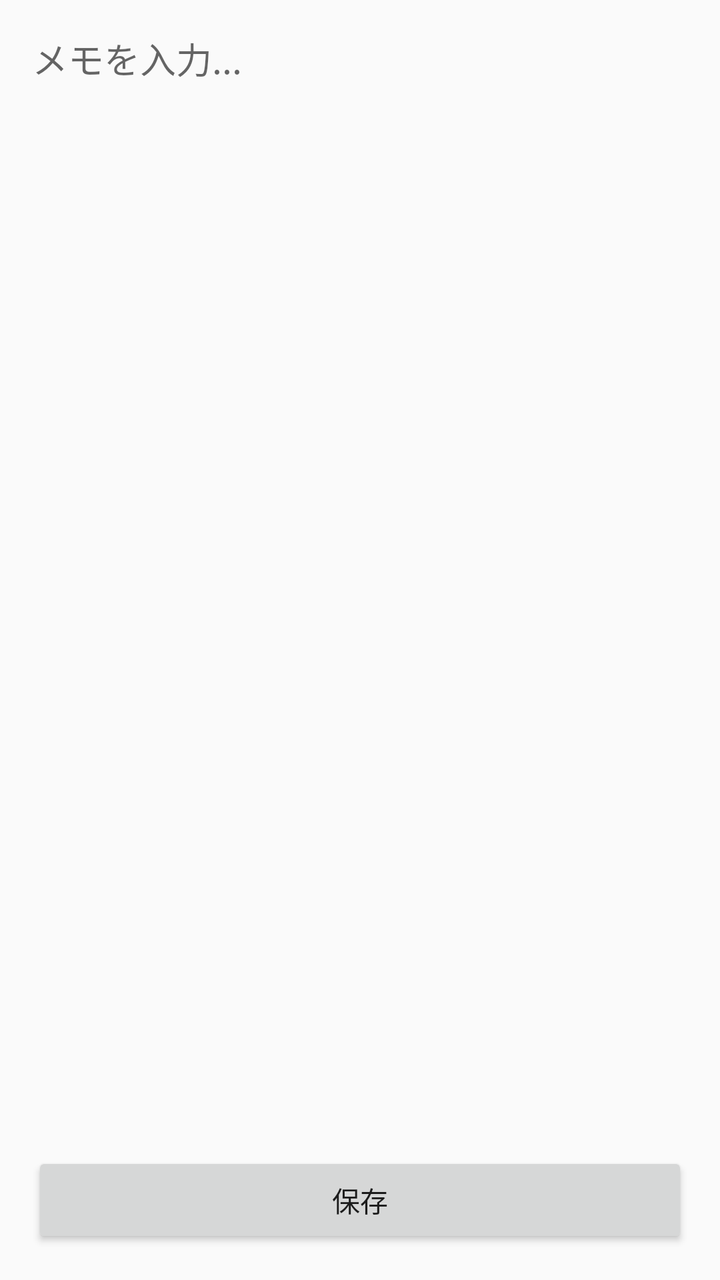
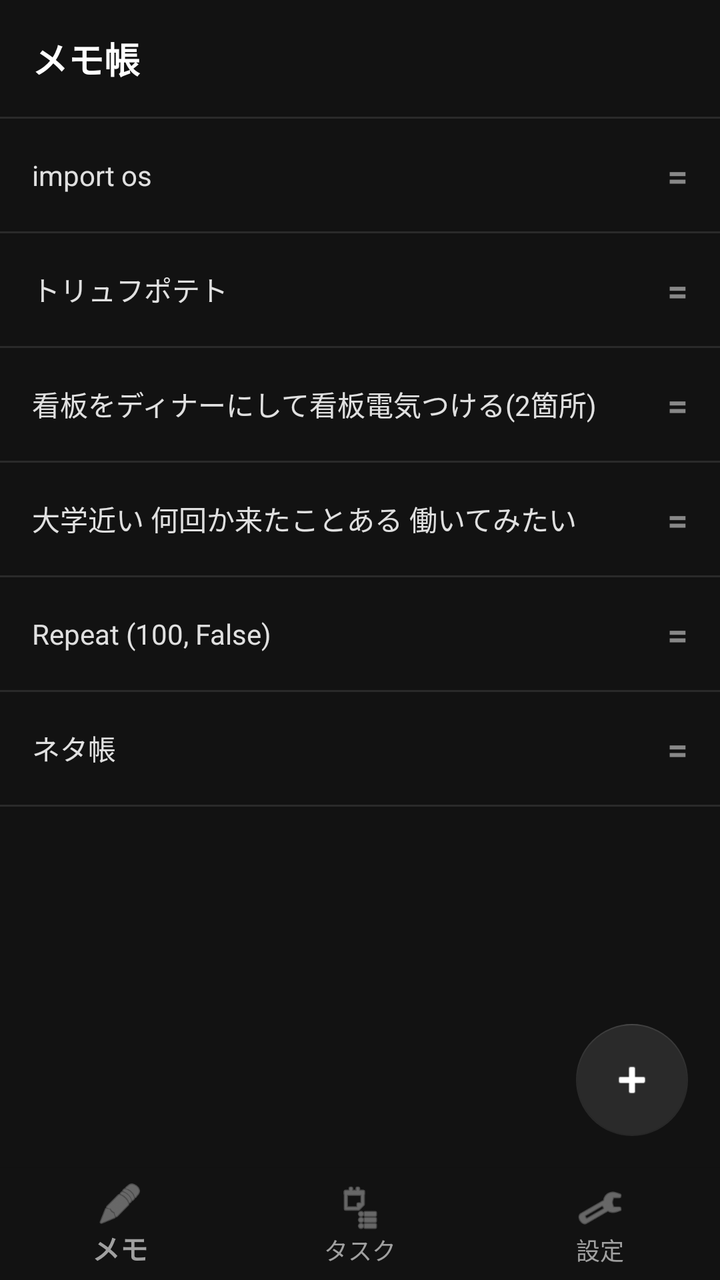

Two renders of the same Android screen: before a commit and after it. Below are the layout's source before the change and the commit's diff.
<!-- AndroidManifest.xml: application theme Theme.AppCompat.Light.NoActionBar -->
<!-- res/layout/activity_main.xml -->
<?xml version="1.0" encoding="utf-8"?>
<LinearLayout xmlns:android="http://schemas.android.com/apk/res/android"
    android:layout_width="match_parent"
    android:layout_height="match_parent"
    android:orientation="vertical"
    android:padding="16dp">

    <EditText
        android:id="@+id/memoEditText"
        android:layout_width="match_parent"
        android:layout_height="0dp"
        android:layout_weight="1"
        android:gravity="top"
        android:hint="メモを入力..."
        android:background="@null"
        android:inputType="textMultiLine" />

    <Button
        android:id="@+id/saveButton"
        android:layout_width="match_parent"
        android:layout_height="wrap_content"
        android:text="保存" />

</LinearLayout>
<!-- resources referenced by this layout -->
<resources>

</resources>

<!-- the commit's change to res/layout/activity_main.xml (unified diff, before → after) -->
@@ -1,24 +1,204 @@
 <?xml version="1.0" encoding="utf-8"?>
-<LinearLayout xmlns:android="http://schemas.android.com/apk/res/android"
+<RelativeLayout xmlns:android="http://schemas.android.com/apk/res/android"
+    xmlns:app="http://schemas.android.com/apk/res-auto"
     android:layout_width="match_parent"
     android:layout_height="match_parent"
-    android:orientation="vertical"
-    android:padding="16dp">
-
-    <EditText
-        android:id="@+id/memoEditText"
-        android:layout_width="match_parent"
-        android:layout_height="0dp"
-        android:layout_weight="1"
-        android:gravity="top"
-        android:hint="メモを入力..."
-        android:background="@null"
-        android:inputType="textMultiLine" />
-
-    <Button
-        android:id="@+id/saveButton"
+    android:background="#121212">
+
+    
+    <TextView
+        android:id="@+id/headerTitle"
         android:layout_width="match_parent"
         android:layout_height="wrap_content"
-        android:text="保存" />
-
-</LinearLayout>
+        android:text="メモ帳"
+        android:textColor="#FFFFFF"
+        android:textSize="18sp"
+        android:textStyle="bold"
+        android:padding="16dp"
+        android:layout_alignParentTop="true" />
+
+    
+    <com.google.android.material.bottomnavigation.BottomNavigationView
+        android:id="@+id/bottomNavigation"
+        android:layout_width="match_parent"
+        android:layout_height="wrap_content"
+        android:layout_alignParentBottom="true"
+        android:background="#121212"
+        app:itemIconTint="#A0A0A0"
+        app:itemTextColor="#A0A0A0"
+        app:menu="@menu/menu_bottom_nav" />
+
+    
+    <com.google.android.material.floatingactionbutton.FloatingActionButton
+        android:id="@+id/fabAdd"
+        android:layout_width="wrap_content"
+        android:layout_height="wrap_content"
+        android:layout_above="@id/bottomNavigation"
+        android:layout_alignParentEnd="true"
+        android:layout_margin="16dp"
+        android:src="@android:drawable/ic_input_add"
+        app:backgroundTint="#2A2A2A"
+        app:tint="#FFFFFF"
+        app:elevation="0dp" />
+
+    
+    <ScrollView
+        android:layout_width="match_parent"
+        android:layout_height="match_parent"
+        android:layout_below="@id/headerTitle"
+        android:layout_above="@id/bottomNavigation">
+
+        <LinearLayout
+            android:layout_width="match_parent"
+            android:layout_height="wrap_content"
+            android:orientation="vertical">
+
+            <View android:layout_width="match_parent" android:layout_height="1dp" android:background="#2A2A2A" />
+
+            
+            <LinearLayout
+                android:layout_width="match_parent"
+                android:layout_height="wrap_content"
+                android:orientation="horizontal"
+                android:padding="16dp"
+                android:gravity="center_vertical">
+                <TextView
+                    android:layout_width="0dp"
+                    android:layout_weight="1"
+                    android:layout_height="wrap_content"
+                    android:text="import os"
+                    android:textColor="#E0E0E0"
+                    android:textSize="14sp" />
+                <TextView
+                    android:layout_width="wrap_content"
+                    android:layout_height="wrap_content"
+                    android:text="="
+                    android:textColor="#888888"
+                    android:textSize="18sp"
+                    android:textStyle="bold" />
+            </LinearLayout>
+            <View android:layout_width="match_parent" android:layout_height="1dp" android:background="#2A2A2A" />
+
+            
+            <LinearLayout
+                android:layout_width="match_parent"
+                android:layout_height="wrap_content"
+                android:orientation="horizontal"
+                android:padding="16dp"
+                android:gravity="center_vertical">
+                <TextView
+                    android:layout_width="0dp"
+                    android:layout_weight="1"
+                    android:layout_height="wrap_content"
+                    android:text="トリュフポテト"
+                    android:textColor="#E0E0E0"
+                    android:textSize="14sp" />
+                <TextView
+                    android:layout_width="wrap_content"
+                    android:layout_height="wrap_content"
+                    android:text="="
+                    android:textColor="#888888"
+                    android:textSize="18sp"
+                    android:textStyle="bold" />
+            </LinearLayout>
+            <View android:layout_width="match_parent" android:layout_height="1dp" android:background="#2A2A2A" />
+
+            
+            <LinearLayout
+                android:layout_width="match_parent"
+                android:layout_height="wrap_content"
+                android:orientation="horizontal"
+                android:padding="16dp"
+                android:gravity="center_vertical">
+                <TextView
+                    android:layout_width="0dp"
+                    android:layout_weight="1"
+                    android:layout_height="wrap_content"
+                    android:text="看板をディナーにして看板電気つける(2箇所)"
+                    android:textColor="#E0E0E0"
+                    android:textSize="14sp" />
+                <TextView
+                    android:layout_width="wrap_content"
+                    android:layout_height="wrap_content"
+                    android:text="="
+                    android:textColor="#888888"
+                    android:textSize="18sp"
+                    android:textStyle="bold" />
+            </LinearLayout>
+            <View android:layout_width="match_parent" android:layout_height="1dp" android:background="#2A2A2A" />
+
+            
+            <LinearLayout
+                android:layout_width="match_parent"
+                android:layout_height="wrap_content"
+                android:orientation="horizontal"
+                android:padding="16dp"
+                android:gravity="center_vertical">
+                <TextView
+                    android:layout_width="0dp"
+                    android:layout_weight="1"
+                    android:layout_height="wrap_content"
+                    android:text="大学近い 何回か来たことある 働いてみたい"
+                    android:textColor="#E0E0E0"
+                    android:textSize="14sp" />
+                <TextView
+                    android:layout_width="wrap_content"
+                    android:layout_height="wrap_content"
+                    android:text="="
+                    android:textColor="#888888"
+                    android:textSize="18sp"
+                    android:textStyle="bold" />
+            </LinearLayout>
+            <View android:layout_width="match_parent" android:layout_height="1dp" android:background="#2A2A2A" />
+
+            
+            <LinearLayout
+                android:layout_width="match_parent"
+                android:layout_height="wrap_content"
+                android:orientation="horizontal"
+                android:padding="16dp"
+                android:gravity="center_vertical">
+                <TextView
+                    android:layout_width="0dp"
+                    android:layout_weight="1"
+                    android:layout_height="wrap_content"
+                    android:text="Repeat (100, False)"
+                    android:textColor="#E0E0E0"
+                    android:textSize="14sp" />
+                <TextView
+                    android:layout_width="wrap_content"
+                    android:layout_height="wrap_content"
+                    android:text="="
+                    android:textColor="#888888"
+                    android:textSize="18sp"
+                    android:textStyle="bold" />
+            </LinearLayout>
+            <View android:layout_width="match_parent" android:layout_height="1dp" android:background="#2A2A2A" />
+
+            
+            <LinearLayout
+                android:layout_width="match_parent"
+                android:layout_height="wrap_content"
+                android:orientation="horizontal"
+                android:padding="16dp"
+                android:gravity="center_vertical">
+                <TextView
+                    android:layout_width="0dp"
+                    android:layout_weight="1"
+                    android:layout_height="wrap_content"
+                    android:text="ネタ帳"
+                    android:textColor="#E0E0E0"
+                    android:textSize="14sp" />
+                <TextView
+                    android:layout_width="wrap_content"
+                    android:layout_height="wrap_content"
+                    android:text="="
+                    android:textColor="#888888"
+                    android:textSize="18sp"
+                    android:textStyle="bold" />
+            </LinearLayout>
+            <View android:layout_width="match_parent" android:layout_height="1dp" android:background="#2A2A2A" />
+
+        </LinearLayout>
+    </ScrollView>
+</RelativeLayout>
